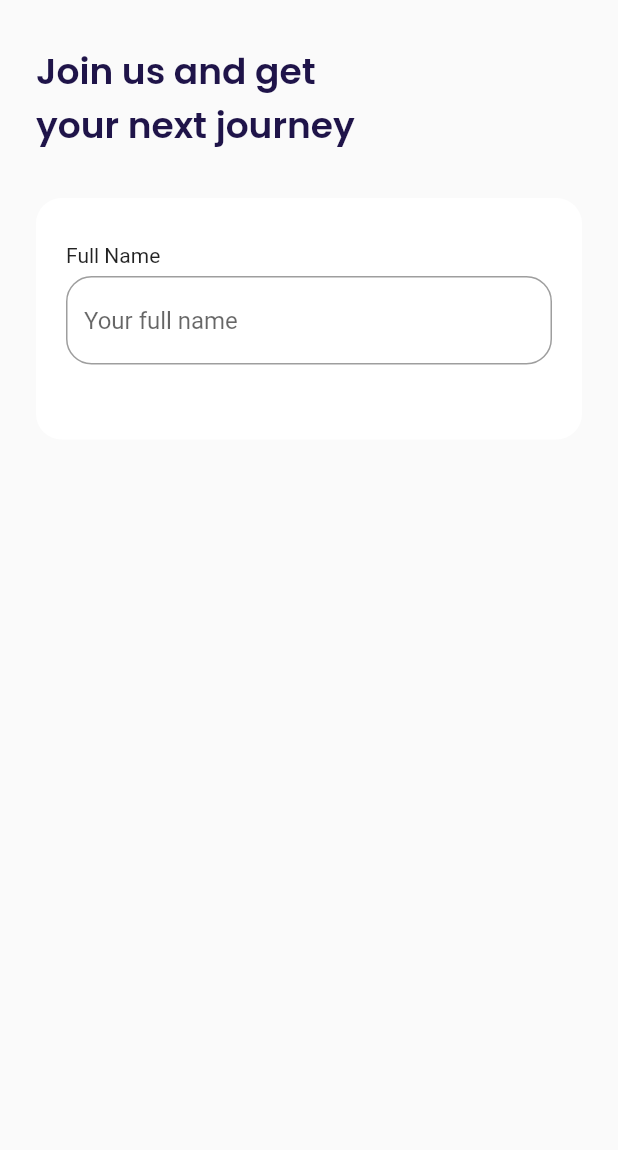
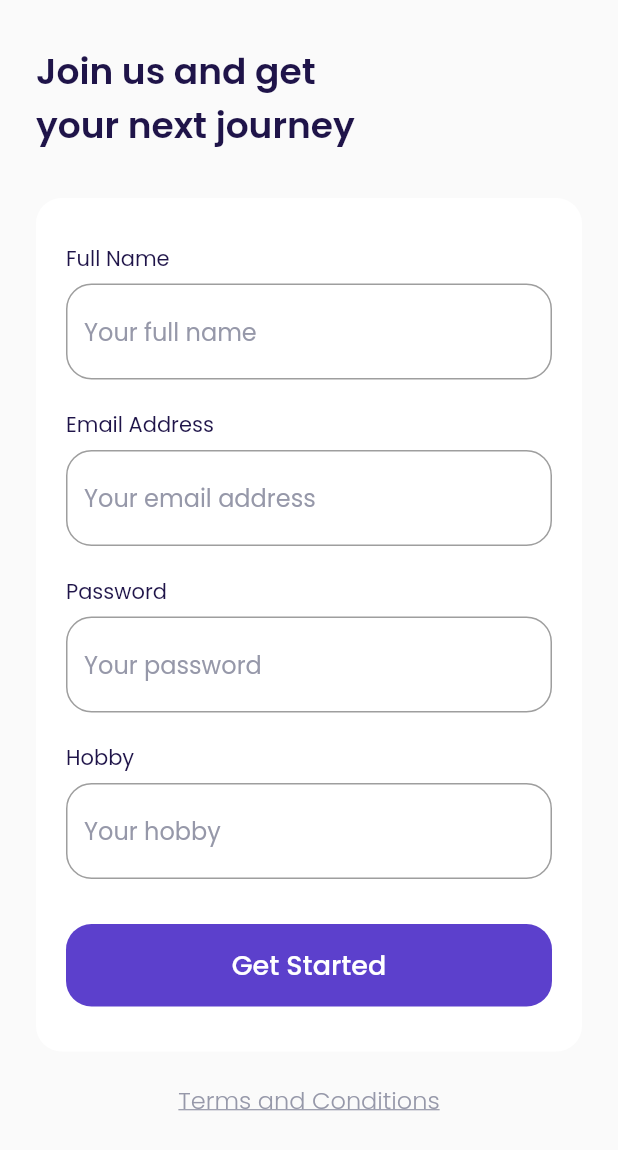
Before and after one commit to RidhaAF/airplane_app, a Flutter app: the SignUpPage screen opened by its route, on a phone screen of 412 x 824 dp. Shown: the top 1150 px of the screen. Run offline on Flutter 3.47's test engine with Material 2 defaults, Android fonts, the phone set to English and light mode, and no system bars; our stand-ins replace google_fonts.

Commit message:
Slicing Sign Up - Input Section 2

```diff
--- a/lib/ui/pages/sign_up_page.dart
+++ b/lib/ui/pages/sign_up_page.dart
@@ -20,7 +20,7 @@
     }
 
     Widget inputSection() {
-      Widget emailInput() {
+      Widget nameInput() {
         return Container(
           margin: EdgeInsets.only(bottom: 20),
           child: Column(
@@ -28,6 +28,7 @@
             children: [
               Text(
                 'Full Name',
+                style: blackTextStyle,
               ),
               SizedBox(
                 height: 6,
@@ -36,6 +37,9 @@
                 cursorColor: kBlackColor,
                 decoration: InputDecoration(
                   hintText: 'Your full name',
+                  hintStyle: greyTextStyle.copyWith(
+                    fontSize: 16,
+                  ),
                   border: OutlineInputBorder(
                     borderRadius: BorderRadius.circular(defaultRadius),
                   ),
@@ -52,6 +56,138 @@
         );
       }
 
+      Widget emailInput() {
+        return Container(
+          margin: EdgeInsets.only(bottom: 20),
+          child: Column(
+            crossAxisAlignment: CrossAxisAlignment.start,
+            children: [
+              Text(
+                'Email Address',
+                style: blackTextStyle,
+              ),
+              SizedBox(
+                height: 6,
+              ),
+              TextFormField(
+                cursorColor: kBlackColor,
+                decoration: InputDecoration(
+                  hintText: 'Your email address',
+                  hintStyle: greyTextStyle.copyWith(
+                    fontSize: 16,
+                  ),
+                  border: OutlineInputBorder(
+                    borderRadius: BorderRadius.circular(defaultRadius),
+                  ),
+                  focusedBorder: OutlineInputBorder(
+                    borderRadius: BorderRadius.circular(defaultRadius),
+                    borderSide: BorderSide(
+                      color: kPrimaryColor,
+                    ),
+                  ),
+                ),
+              ),
+            ],
+          ),
+        );
+      }
+
+      Widget passwordInput() {
+        return Container(
+          margin: EdgeInsets.only(bottom: 20),
+          child: Column(
+            crossAxisAlignment: CrossAxisAlignment.start,
+            children: [
+              Text(
+                'Password',
+                style: blackTextStyle,
+              ),
+              SizedBox(
+                height: 6,
+              ),
+              TextFormField(
+                cursorColor: kBlackColor,
+                obscureText: true,
+                decoration: InputDecoration(
+                  hintText: 'Your password',
+                  hintStyle: greyTextStyle.copyWith(
+                    fontSize: 16,
+                  ),
+                  border: OutlineInputBorder(
+                    borderRadius: BorderRadius.circular(defaultRadius),
+                  ),
+                  focusedBorder: OutlineInputBorder(
+                    borderRadius: BorderRadius.circular(defaultRadius),
+                    borderSide: BorderSide(
+                      color: kPrimaryColor,
+                    ),
+                  ),
+                ),
+              ),
+            ],
+          ),
+        );
+      }
+
+      Widget hobbyInput() {
+        return Container(
+          margin: EdgeInsets.only(bottom: 30),
+          child: Column(
+            crossAxisAlignment: CrossAxisAlignment.start,
+            children: [
+              Text(
+                'Hobby',
+                style: blackTextStyle,
+              ),
+              SizedBox(
+                height: 6,
+              ),
+              TextFormField(
+                cursorColor: kBlackColor,
+                decoration: InputDecoration(
+                  hintText: 'Your hobby',
+                  hintStyle: greyTextStyle.copyWith(
+                    fontSize: 16,
+                  ),
+                  border: OutlineInputBorder(
+                    borderRadius: BorderRadius.circular(defaultRadius),
+                  ),
+                  focusedBorder: OutlineInputBorder(
+                    borderRadius: BorderRadius.circular(defaultRadius),
+                    borderSide: BorderSide(
+                      color: kPrimaryColor,
+                    ),
+                  ),
+                ),
+              ),
+            ],
+          ),
+        );
+      }
+
+      Widget submitButton() {
+        return Container(
+          height: 55,
+          width: double.infinity,
+          child: TextButton(
+            onPressed: () {},
+            style: TextButton.styleFrom(
+              backgroundColor: kPrimaryColor,
+              shape: RoundedRectangleBorder(
+                borderRadius: BorderRadius.circular(defaultRadius),
+              ),
+            ),
+            child: Text(
+              'Get Started',
+              style: whiteTextStyle.copyWith(
+                fontSize: 18,
+                fontWeight: medium,
+              ),
+            ),
+          ),
+        );
+      }
+
       return Container(
         margin: EdgeInsets.only(top: 30),
         padding: EdgeInsets.symmetric(
@@ -64,8 +200,27 @@
         ),
         child: Column(
           children: [
+            nameInput(),
             emailInput(),
+            passwordInput(),
+            hobbyInput(),
+            submitButton(),
           ],
+        ),
+      );
+    }
+
+    Widget tacButton() {
+      return Container(
+        alignment: Alignment.center,
+        margin: EdgeInsets.only(top: 20),
+        child: Text(
+          'Terms and Conditions',
+          style: greyTextStyle.copyWith(
+            fontSize: 16,
+            fontWeight: light,
+            decoration: TextDecoration.underline,
+          ),
         ),
       );
     }
@@ -80,6 +235,7 @@
           children: [
             title(),
             inputSection(),
+            tacButton(),
           ],
         ),
       ),
```
